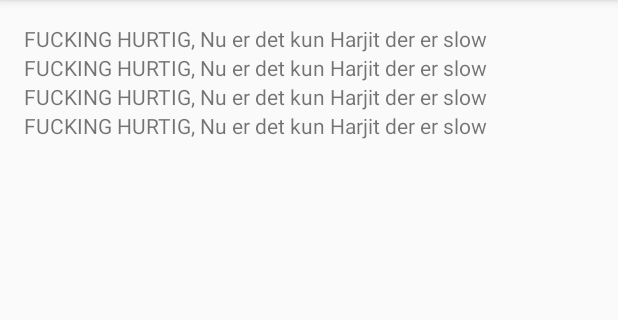
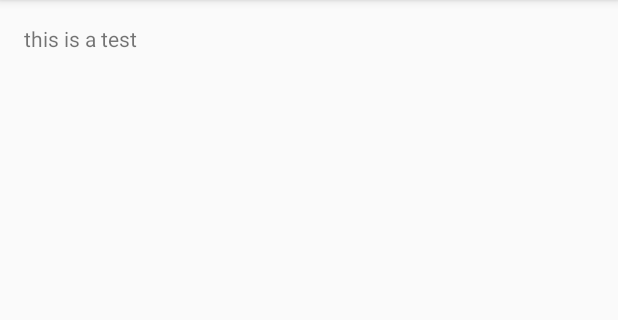
Before and after one commit to hsahot12/Group_2.5_Washing_Mashine, an Android app: the screen it shows after launch (MainActivity), on a phone screen of 412 x 824 dp, the part 84-404 px from its top. Run offline under Robolectric (Android 15) with nearby library versions, the phone set to English and light mode, and no system bars.

Commit message:
Minor changes

```diff
--- a/app/src/main/res/layout/activity_main.xml
+++ b/app/src/main/res/layout/activity_main.xml
@@ -10,22 +10,10 @@
     android:paddingTop="@dimen/activity_vertical_margin"
     tools:context="icte.cph.aau.group25washingmashine.MainActivity">
 
-    <TextView
-        android:layout_width="wrap_content"
-        android:layout_height="wrap_content"
-        android:text="FUCKING HURTIG, Nu er det kun Harjit der er slow" />
 
     <TextView
         android:layout_width="wrap_content"
         android:layout_height="wrap_content"
-        android:text="FUCKING HURTIG, Nu er det kun Harjit der er slow" />
-    <TextView
-        android:layout_width="wrap_content"
-        android:layout_height="wrap_content"
-        android:text="FUCKING HURTIG, Nu er det kun Harjit der er slow" />
-    <TextView
-        android:layout_width="wrap_content"
-        android:layout_height="wrap_content"
-        android:text="FUCKING HURTIG, Nu er det kun Harjit der er slow" />
+        android:text="this is a test" />
 
 </LinearLayout>
```
